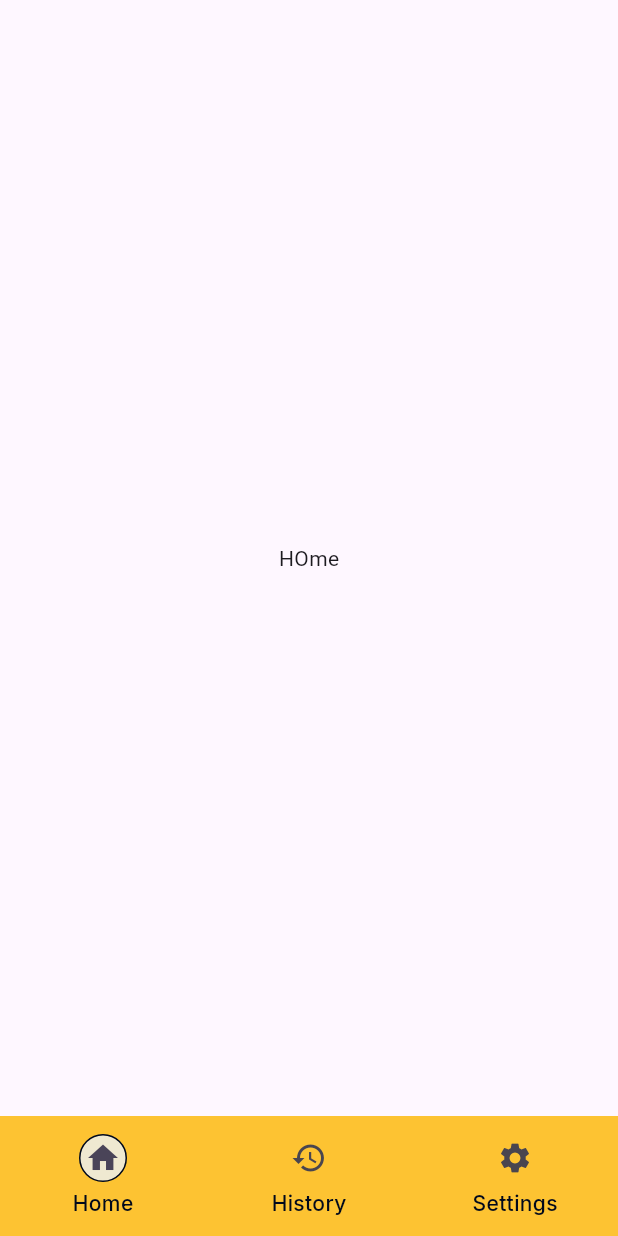
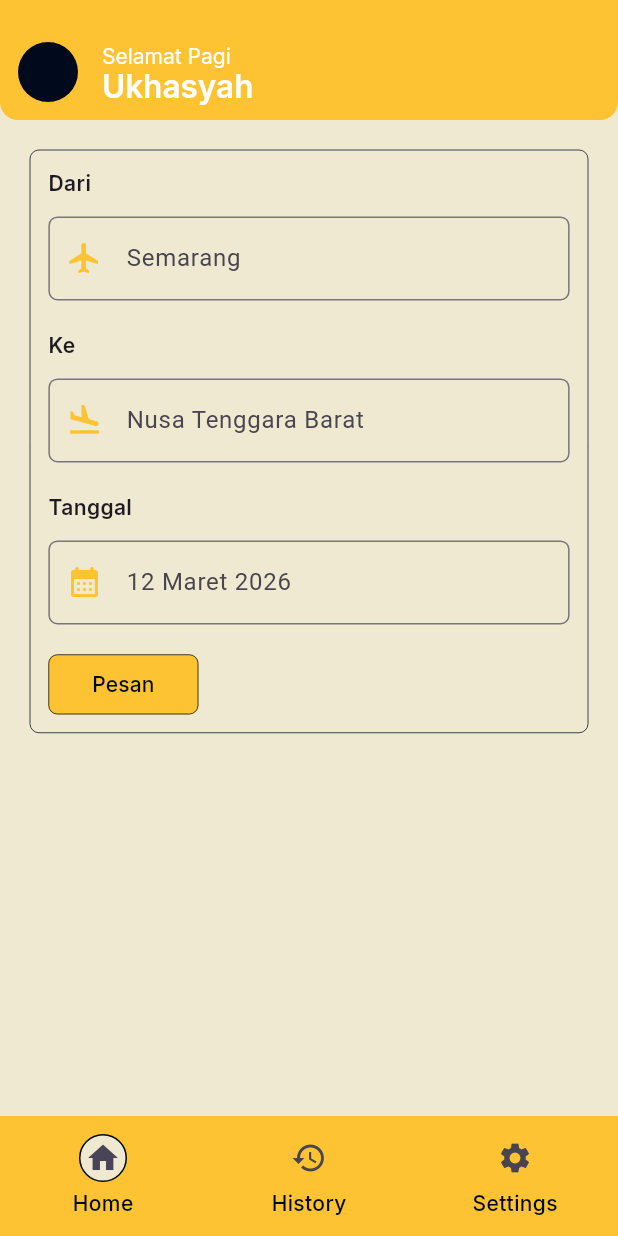
Before and after one commit to ukasyaaah/Flutter-Tiket-Wisata, a Flutter app: the screen it shows after launch, after a tap on "Login", on a phone screen of 412 x 824 dp. Run offline on Flutter 3.47's test engine with Material 3 defaults, Android fonts, the phone set to English and light mode, and no system bars; our stand-ins replace flutter_svg, google_fonts, vector_graphics.

Commit message:
Order TIket Form

```diff
--- a/lib/pages/main/home.dart
+++ /dev/null
@@ -1,15 +0,0 @@
-import 'package:flutter/material.dart';
-
-
-class Home extends StatelessWidget {
-  const Home({super.key});
-
-  @override
-  Widget build(BuildContext context) {
-    return MaterialApp(
-      home: Scaffold(
-        body: Center(child: Text('HOme'),),
-      ),
-    );
-  }
-}
--- a/lib/pages/main/main_page.dart
+++ b/lib/pages/main/main_page.dart
@@ -2,7 +2,7 @@ import 'package:flutter/material.dart';
 import 'package:google_fonts/google_fonts.dart';
 import 'package:tiket_wisata/constants/color.dart';
 import 'package:tiket_wisata/pages/main/history.dart';
-import 'package:tiket_wisata/pages/main/home.dart';
+import 'package:tiket_wisata/pages/main/order.dart';
 import 'package:tiket_wisata/pages/main/settings.dart';
 import 'package:tiket_wisata/widgets/navbar.dart';
 
@@ -16,7 +16,7 @@ class MainPage extends StatefulWidget {
 class _MainPageState extends State<MainPage> {
   int curent = 0;
 
-  List pages = [Home(), History(), Settings()];
+  List pages = [OrderPage(), History(), Settings()];
 
   @override
   void initState() {
--- /dev/null
+++ b/lib/pages/main/order.dart
@@ -0,0 +1,121 @@
+import 'package:flutter/material.dart';
+import 'package:google_fonts/google_fonts.dart';
+import 'package:tiket_wisata/constants/color.dart';
+import 'package:tiket_wisata/widgets/kolom_input.dart';
+import 'package:tiket_wisata/widgets/tombol.dart';
+
+class OrderPage extends StatelessWidget {
+  const OrderPage({super.key});
+
+  @override
+  Widget build(BuildContext context) {
+    return MaterialApp(
+      home: Scaffold(
+        backgroundColor: MyColors.background,
+        appBar: AppBar(
+          leading: SizedBox(
+            child: ListTile(
+              leading: CircleAvatar(
+                radius: 20,
+                backgroundColor: MyColors.secondary,
+              ),
+
+              contentPadding: EdgeInsets.only(top: 12, left: 12),
+              title: Text('Selamat Pagi'),
+              titleTextStyle: GoogleFonts.inter(fontSize: 14),
+              subtitle: Text('Ukhasyah'),
+              subtitleTextStyle: GoogleFonts.inter(
+                fontWeight: FontWeight.w600,
+                fontSize: 21,
+              ),
+            ),
+          ),
+
+          leadingWidth: 250,
+          toolbarHeight: 80,
+          backgroundColor: MyColors.ternary,
+          shape: RoundedRectangleBorder(
+            borderRadius: BorderRadius.vertical(bottom: Radius.circular(12)),
+          ),
+        ),
+
+        body: Center(
+          child: ListView(
+            children: [
+              Padding(
+                padding: const EdgeInsets.all(20.0),
+                child: Container(
+                  decoration: BoxDecoration(
+                    // color: MyColors.ternary,
+                    border: Border.all(
+                      style: BorderStyle.solid,
+                      strokeAlign: BorderSide.strokeAlignCenter,
+                      color: MyColors.secondary,
+                      width: 0.5,
+                    ),
+                    borderRadius: BorderRadius.circular(6),
+                  ),
+                  child: Padding(
+                    padding: const EdgeInsets.all(12.0),
+                    child: Column(
+                      mainAxisAlignment: MainAxisAlignment.start,
+                      crossAxisAlignment: CrossAxisAlignment.start,
+                      children: [
+                        Text(
+                          'Dari',
+                          style: GoogleFonts.inter(fontWeight: FontWeight.w600),
+                        ),
+                        SizedBox(height: 12),
+                        KolomInput(
+                          isHidding: false,
+                          hintText: 'Semarang',
+                          prefixIcon: Icons.flight_outlined,
+                          // controller: controller,
+                        ),
+                        SizedBox(height: 20),
+                        Text(
+                          'Ke',
+                          style: GoogleFonts.inter(fontWeight: FontWeight.w600),
+                        ),
+                        SizedBox(height: 12),
+                        KolomInput(
+                          isHidding: false,
+                          hintText: 'Nusa Tenggara Barat',
+                          prefixIcon: Icons.flight_land_sharp,
+                          // controller: controller,
+                        ),
+                        SizedBox(height: 20),
+                        Text(
+                          'Tanggal',
+                          style: GoogleFonts.inter(fontWeight: FontWeight.w600),
+                        ),
+                        SizedBox(height: 12),
+                        KolomInput(
+                          isHidding: false,
+                          hintText: '12 Maret 2026',
+                          prefixIcon: Icons.calendar_month_rounded,
+                          // controller: controller,
+                        ),
+
+                        SizedBox(height: 20),
+                        Tombol(
+                          height: 40,
+                          width: 100,
+                          bgcolor: MyColors.ternary,
+                          radiusCircular: 6,
+                          borderColor: MyColors.secondary,
+                          text: 'Pesan',
+                          onPressed: () {},
+                        ),
+                      ],
+                    ),
+                  ),
+                ),
+              ),
+            ],
+          ),
+        ),
+      ),
+    );
+  }
+}
--- a/lib/widgets/kolom_input.dart
+++ b/lib/widgets/kolom_input.dart
@@ -8,14 +8,14 @@ class KolomInput extends StatelessWidget {
     required this.hintText,
     required this.prefixIcon,
     this.suffixIcon,
-    required this.controller,
+    this.controller,
   });
 
   final bool isHidding;
   final IconData prefixIcon;
   final IconButton? suffixIcon;
   final String hintText;
-  final TextEditingController controller;
+  final TextEditingController? controller;
 
   @override
   Widget build(BuildContext context) {
```
